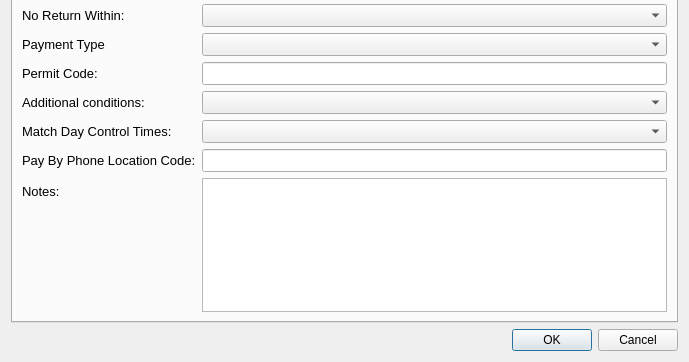
Qt form ui/Bays_field.ui (tlh22/demandForm) before a commit; both pictures show x 0 to 689 and y 188 to 550 of the 689 by 550 pixel window.
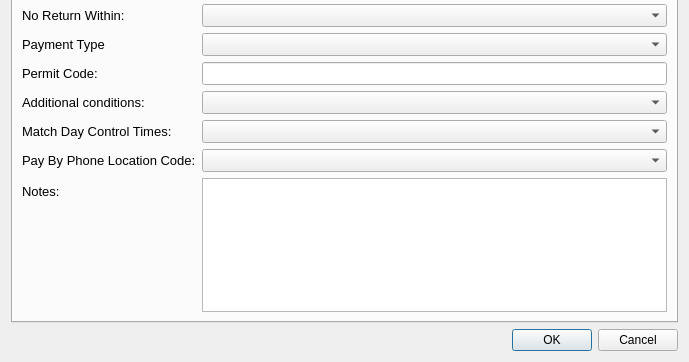
The same form after that commit.

Commit message: sort out PayCodeAreaID

Patch:
```diff
--- a/ui/Bays_field.ui
+++ b/ui/Bays_field.ui
@@ -298,7 +298,7 @@
         </widget>
        </item>
        <item row="11" column="1">
-        <widget class="QLineEdit" name="PayParkingAreaCode"/>
+        <widget class="QComboBox" name="PayParkingAreaID"/>
        </item>
       </layout>
      </widget>
```
The commit also changes 3 other files.
